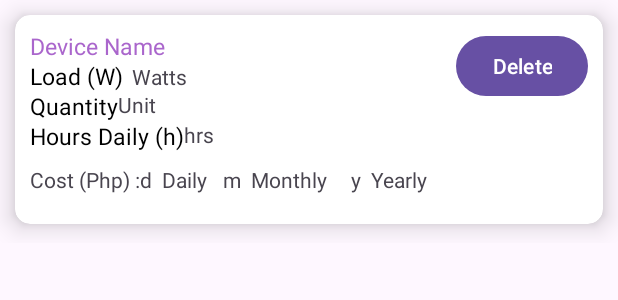
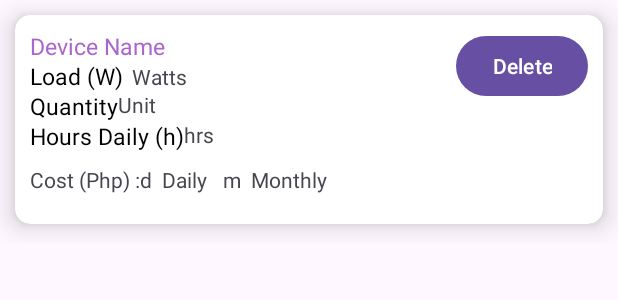
Before and after one commit to Thirdeyee1/Electric-Bill-Calculator-App, an Android app: the layout card.xml on its own in the app's theme, with its tools: preview values and no code run, on a phone screen of 412 x 824 dp. Shown: the top 300 px of the screen. Run offline under Robolectric (Android 15) with nearby library versions, the phone set to English and light mode, and no system bars.

Commit message:
removed yearly

```diff
--- a/app/src/main/java/com/example/softdev/MainActivity.java
+++ b/app/src/main/java/com/example/softdev/MainActivity.java
@@ -79,7 +79,6 @@ public class MainActivity extends AppCompatActivity {
 
         TextView viewD = view.findViewById(R.id.costDaily);
         TextView viewM = view.findViewById(R.id.costMonthly);
-        TextView viewY = view.findViewById(R.id.costYearly);
 
         Button delete = view.findViewById(R.id.delete);
 
@@ -94,7 +93,6 @@ public class MainActivity extends AppCompatActivity {
 
         viewD.setText(String.format("%.2f", 11.85*l/1000*q*h));
         viewM.setText(String.format("%.2f", 11.85*l/1000*q*h*31));
-        viewY.setText(String.format("%.2f", 11.85*l/1000*q*h*365.25));
 
         delete.setOnClickListener(new View.OnClickListener() {
             @Override
--- a/app/src/main/res/layout/card.xml
+++ b/app/src/main/res/layout/card.xml
@@ -117,24 +117,6 @@
                     android:text="  Monthly" />
 
                 <TextView
-                    android:id="@+id/costYearly"
-                    android:layout_width="wrap_content"
-                    android:layout_height="wrap_content"
-                    android:layout_alignParentBottom="true"
-                    android:layout_marginBottom="10dp"
-                    android:layout_toRightOf="@id/monthlyLabel"
-                    android:text="y" />
-
-                <TextView
-                    android:id="@+id/yearlyLabel"
-                    android:layout_width="wrap_content"
-                    android:layout_height="wrap_content"
-                    android:layout_alignParentBottom="true"
-                    android:layout_marginBottom="10dp"
-                    android:layout_toRightOf="@id/costYearly"
-                    android:text="  Yearly" />
-
-                <TextView
                     android:id="@+id/loadLabel"
                     android:layout_width="wrap_content"
                     android:layout_height="wrap_content"
```
